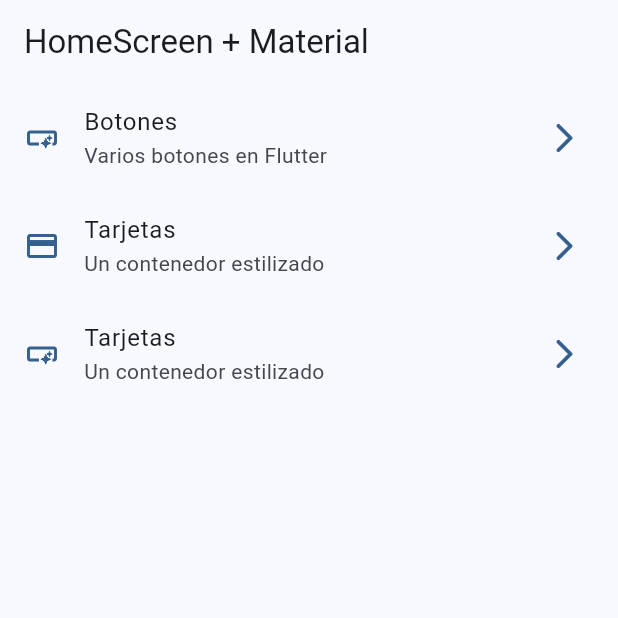
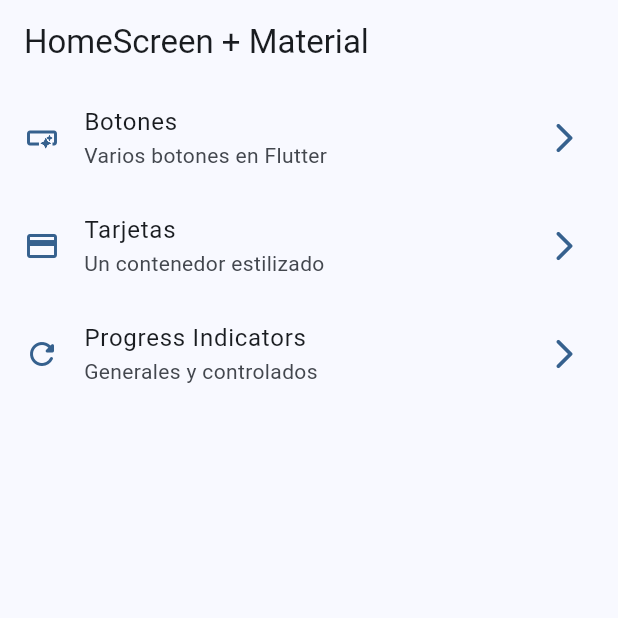
Before and after one commit to RolandoCutie/widgets_app, a Flutter app: the screen it shows after launch, on a phone screen of 412 x 824 dp, the top half of it. Run offline on Flutter 3.47's test engine with Material 3 defaults, Android fonts, the phone set to English and light mode, and no system bars; our stand-ins replace go_router.

Commit message:
Progress indicator terminados

```diff
--- a/lib/config/router/app_router.dart
+++ b/lib/config/router/app_router.dart
@@ -1,4 +1,5 @@
 import 'package:go_router/go_router.dart';
+import 'package:widgets_app/presentation/screens/progress/progress_screen.dart';
 import 'package:widgets_app/presentation/screens/screens.dart';
 
 final appRouter = GoRouter(initialLocation: '/', routes: [
@@ -13,5 +14,9 @@ final appRouter = GoRouter(initialLocation: '/', routes: [
   GoRoute(
       path: '/cards',
       name: CardsScreen.name,
-      builder: (context, state) => const CardsScreen())
+      builder: (context, state) => const CardsScreen()),
+  GoRoute(
+      path: '/progress',
+      name: ProgressScreen.name,
+      builder: (context, state) => const ProgressScreen())
 ]);
--- a/lib/menu/menu_items.dart
+++ b/lib/menu/menu_items.dart
@@ -15,18 +15,19 @@ class MenuItem {
 
 const appMenuItems = <MenuItem>[
   MenuItem(
-      title: 'Botones',
-      subTitle: 'Varios botones en Flutter',
-      link: '/buttons',
-      icon: Icons.smart_button_outlined,),
+    title: 'Botones',
+    subTitle: 'Varios botones en Flutter',
+    link: '/buttons',
+    icon: Icons.smart_button_outlined,
+  ),
   MenuItem(
       title: 'Tarjetas',
       subTitle: 'Un contenedor estilizado',
       link: '/cards',
       icon: Icons.credit_card),
   MenuItem(
-      title: 'Tarjetas',
-      subTitle: 'Un contenedor estilizado',
-      link: '/card',
-      icon: Icons.smart_button),
+      title: 'Progress Indicators',
+      subTitle: 'Generales y controlados',
+      link: '/progress',
+      icon: Icons.refresh_rounded),
 ];
--- a/lib/presentation/screens/buttons/buttons_screen.dart
+++ b/lib/presentation/screens/buttons/buttons_screen.dart
@@ -2,6 +2,7 @@ import 'package:flutter/material.dart';
 
 class ButtonsScreen extends StatelessWidget {
   static const String name = "buttons-screen";
+
   const ButtonsScreen({super.key});
 
   @override
@@ -44,7 +45,7 @@ class _ButtonsView extends StatelessWidget {
               FilledButton(onPressed: () {}, child: const Text("Filled")),
               FilledButton.icon(
                   onPressed: () {},
-                  label: const Text("Filled Icon"),
+                  label: const Text("Fille Icon"),
                   icon: const Icon(Icons.accessibility_new)),
               OutlinedButton(onPressed: () {}, child: const Text("Outline")),
               OutlinedButton.icon(
@@ -87,7 +88,7 @@ class CustomButton extends StatelessWidget {
       child: Material(
         color: colors.primary,
         child: InkWell(
-          onTap: (){},
+          onTap: () {},
           child: const Padding(
             padding: EdgeInsets.symmetric(horizontal: 20, vertical: 20),
             child: Text(
--- a/lib/presentation/screens/home/home_screen.dart
+++ b/lib/presentation/screens/home/home_screen.dart
@@ -17,6 +17,7 @@ class HomeScreen extends StatelessWidget {
     );
   }
 }
+
 
 
 class _HomeView extends StatelessWidget {
```
Also changed, not shown: lib/presentation/screens/progress/progress_screen.dart (+76 -1 lines), pubspec.lock, 3 other files.
